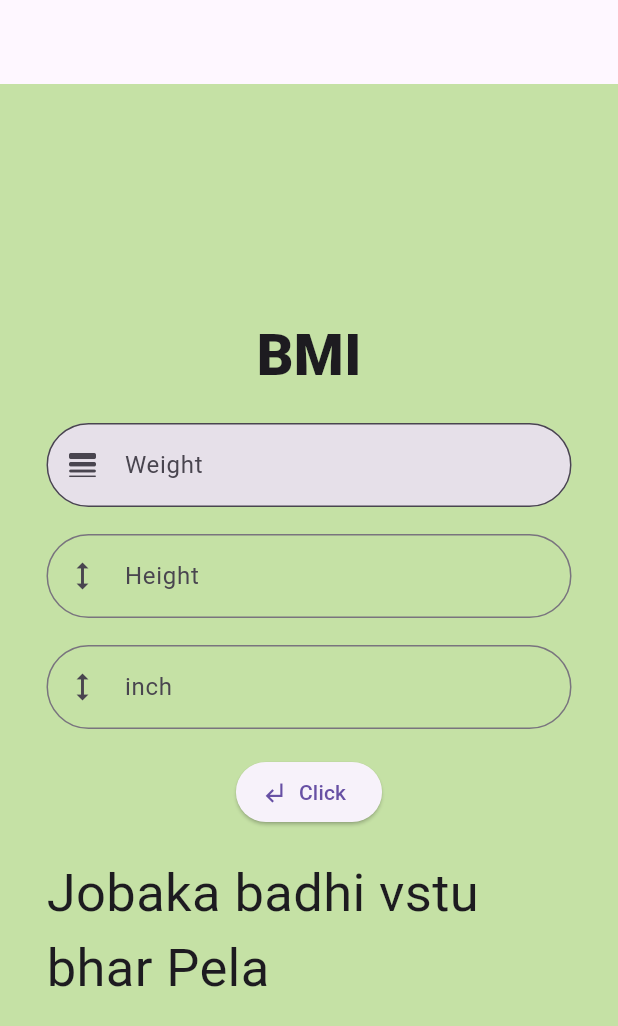
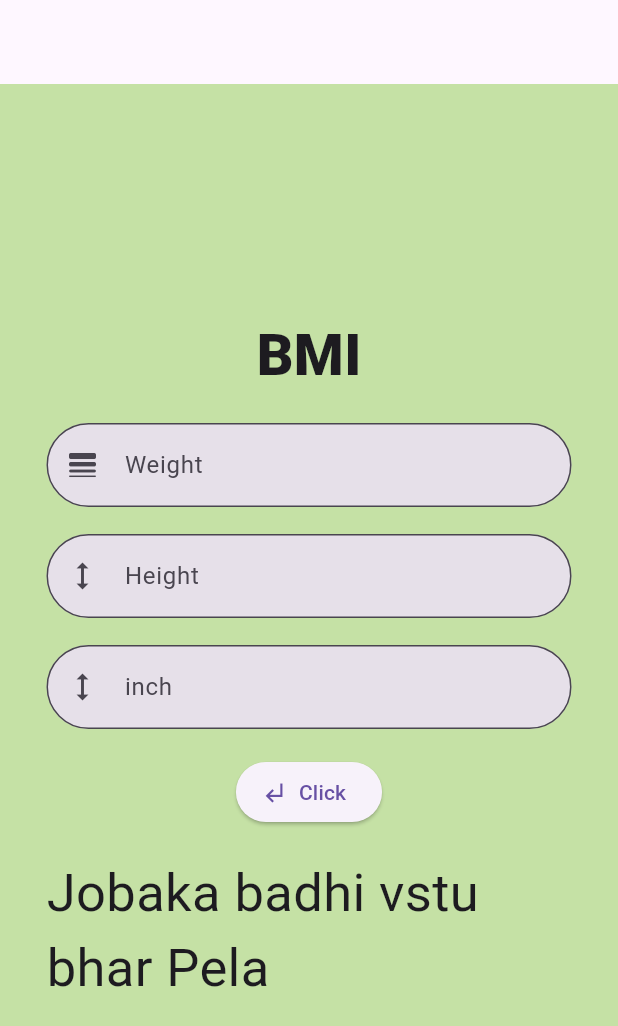
Before and after one commit to JeetDodiy/flutter-learning, a Flutter app: the screen it shows after launch, after a tap on "Click", on a phone screen of 412 x 824 dp. Shown: the top 1026 px of the screen. Run offline on Flutter 3.47's test engine with Material 3 defaults, Android fonts, the phone set to English and light mode, and no system bars; our stand-ins replace font_awesome_flutter; project files that could hold a hidden picture were left out.

Commit message:
Full Diploy BMI app Cuntar

```diff
--- a/lib/home/bmi_projekt/first_page.dart
+++ b/lib/home/bmi_projekt/bmi_Project_app.dart
@@ -1,14 +1,13 @@
 import 'package:flutter/material.dart';
-import 'package:intl/intl.dart';
 
-class FirstPage extends StatefulWidget {
-  const FirstPage({super.key});
+class BmiProjectApp extends StatefulWidget {
+  const BmiProjectApp({super.key});
 
   @override
-  State<FirstPage> createState() => _FirstPageState();
+  State<BmiProjectApp> createState() => _BmiProjectAppState();
 }
 
-class _FirstPageState extends State<FirstPage> {
+class _BmiProjectAppState extends State<BmiProjectApp> {
   var wtController = TextEditingController();
   var ftController = TextEditingController();
   var itController = TextEditingController();
@@ -45,8 +44,10 @@ class _FirstPageState extends State<FirstPage> {
                   keyboardType: TextInputType.numberWithOptions(),
                 ),
                 TextField(
+
                   controller: ftController,
                   decoration: InputDecoration(
+                    filled: true,
                     label: Text("Height"),
                     hintText: "Enter your height (in feet)",
                     prefixIcon: Icon(Icons.height),
@@ -58,6 +59,7 @@ class _FirstPageState extends State<FirstPage> {
                 TextField(
                   controller: itController,
                   decoration: InputDecoration(
+                    filled: true,
                     label: Text("inch"),
                     hintText: "Enter Your Height (In inch)",
                     prefixIcon: Icon(Icons.height_sharp),
@@ -80,18 +82,22 @@ class _FirstPageState extends State<FirstPage> {
                       var tm = tCm / 100;
                       var bmi = iwt / (tm * tm);
                       var massg = "";
-                      if (bmi < 25){
-                        print("bov vadhi gyu lage chhe");
+                      if (bmi > 25) {
+                        massg = "bov vadhi gyu lage chhe";
+                        bgColors = Colors.red.shade900;
                       }
-                      else if (18 < bmi){
+                      else if (bmi < 18 ){
+                        massg = "Baka taro vajn bov ochho chhe";
+                        bgColors = Colors.yellow.shade400;
 
                       }
                       else{
-
+                        massg = "Jordar baka badhu baro bar chhe";
+                        bgColors = Colors.green.shade400;
                       }
 
                       setState(() {
-                        result = "your BMI IS :${bmi.toStringAsFixed(2)}";
+                        result = "$massg \n your BMI IS :${bmi.toStringAsFixed(2)}";
                       });
                     } else {
                       setState(() {
@@ -102,7 +108,7 @@ class _FirstPageState extends State<FirstPage> {
                   label: Text("Click"),
                   icon: Icon(Icons.subdirectory_arrow_left),
                 ),
-                Text(result, style: TextStyle(fontSize: 35)),
+                Text("$result ", style: TextStyle(fontSize: 35)),
               ],
             ),
           ),
--- a/lib/main.dart
+++ b/lib/main.dart
@@ -1,5 +1,5 @@
 import 'package:flutter/material.dart';
-import 'package:fultter_app_1/home/bmi_projekt/first_page.dart';
+import 'package:fultter_app_1/home/bmi_projekt/bmi_Project_app.dart';
 
 void main() {
   runApp(const MyApp());
@@ -17,7 +17,7 @@ class MyApp extends StatelessWidget {
       theme: ThemeData(primarySwatch: Colors.green),
       home: Scaffold(backgroundColor: Colors.lightGreen,
         appBar: AppBar(),
-        body: Center(child:FirstPage()),
+        body: Center(child:BmiProjectApp()),
       ),
     );
   }
```
